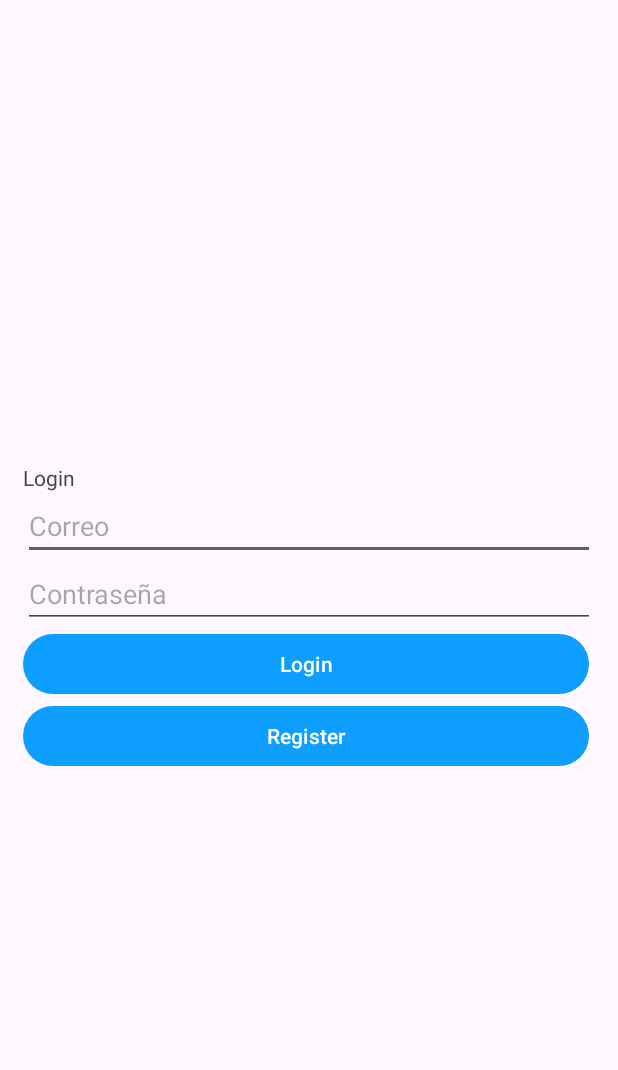
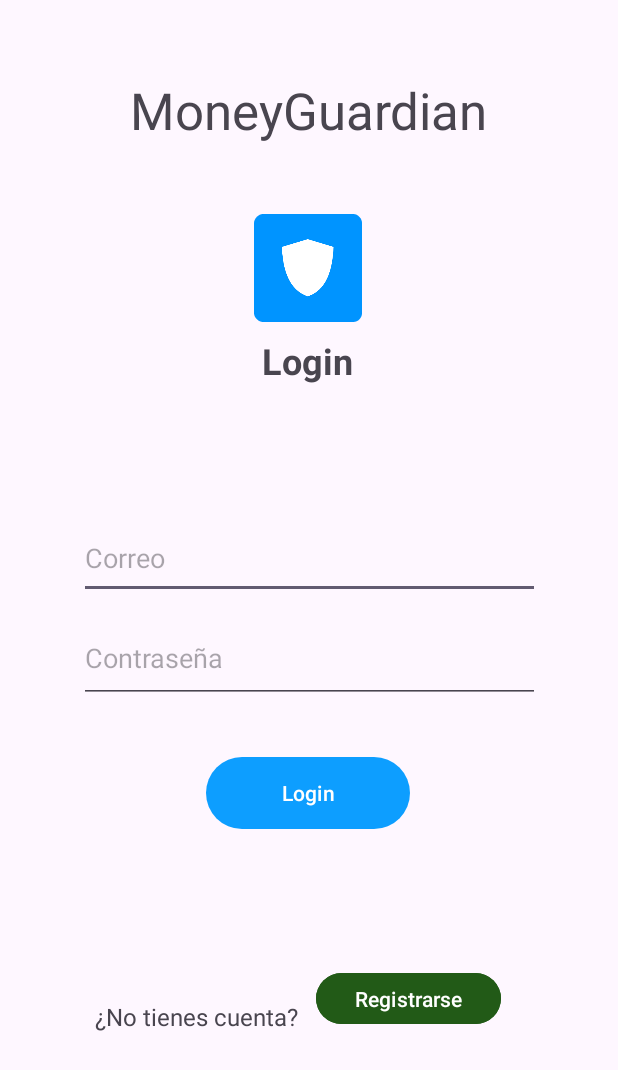
Before and after one commit to Pablo-ArgF/MoneyGuardian, an Android app: the LoginActivity screen opened directly, with no data from a screen before it, on a phone screen of 412 x 824 dp. Shown: the top 1070 px of the screen. Run offline under Robolectric (Android 15) with nearby library versions, the phone set to English and light mode, and no system bars; our stand-ins replace Firebase (no records; nobody signed in at launch, a user with empty details on screens opened directly).

Commit message:
Login/singin working with email and pswd

```diff
--- a/app/src/main/java/com/moneyguardian/SocialActivity.java
+++ b/app/src/main/java/com/moneyguardian/SocialActivity.java
@@ -28,6 +28,7 @@ public class SocialActivity extends AppCompatActivity {
         //TODO move this to main activity when changed
         auth = FirebaseAuth.getInstance();
         user = auth.getCurrentUser();
+
         if(user == null){
             //if no user -> send to login page
             Intent intent = new Intent(SocialActivity.this, LoginActivity.class);
--- a/app/src/main/java/com/moneyguardian/userAuth/LoginActivity.java
+++ b/app/src/main/java/com/moneyguardian/userAuth/LoginActivity.java
@@ -78,31 +78,33 @@ public class LoginActivity extends AppCompatActivity {
 
     private void loginUserAccount()
     {
-
-        // show the visibility of progress bar to show loading
-        progressbar.setVisibility(View.VISIBLE);
-
         // Take the value of two edit texts in Strings
         String email, password;
         email = emailTextView.getText().toString();
         password = passwordTextView.getText().toString();
+        boolean valid = true;
 
         // validations for input email and password
         if (TextUtils.isEmpty(email)) {
-            Toast.makeText(getApplicationContext(),
-                            "Please enter email!!",
-                            Toast.LENGTH_LONG)
-                    .show();
+            emailTextView.setError(getText(R.string.error_empty_mail));
+            valid = false;
+        }
+
+        if (TextUtils.isEmpty(password)) {
+            passwordTextView.setError(getText(R.string.error_password_empty));
+            valid = false;
+
+        } else if (password.length() < 6) {
+            passwordTextView.setError(getString(R.string.error_password_length));
+            valid = false;
+        }
+        if(!valid) //Errors in the fields
+        {
             return;
         }
 
-        if (TextUtils.isEmpty(password)) {
-            Toast.makeText(getApplicationContext(),
-                            "Please enter password!!",
-                            Toast.LENGTH_LONG)
-                    .show();
-            return;
-        }
+        // show the visibility of progress bar to show loading
+        progressbar.setVisibility(View.VISIBLE);
 
         // signin existing user
         mAuth.signInWithEmailAndPassword(email, password)
@@ -113,10 +115,6 @@ public class LoginActivity extends AppCompatActivity {
                                     @NonNull Task<AuthResult> task)
                             {
                                 if (task.isSuccessful()) {
-                                    Toast.makeText(getApplicationContext(),
-                                                    "Login successful!!",
-                                                    Toast.LENGTH_LONG)
-                                            .show();
 
                                     // hide the progress bar
                                     progressbar.setVisibility(View.GONE);
@@ -133,7 +131,7 @@ public class LoginActivity extends AppCompatActivity {
 
                                     // sign-in failed
                                     Toast.makeText(getApplicationContext(),
-                                                    "Login failed!!",
+                                                    getText(R.string.error_singin),
                                                     Toast.LENGTH_LONG)
                                             .show();
 
--- a/app/src/main/java/com/moneyguardian/userAuth/SignInActivity.java
+++ b/app/src/main/java/com/moneyguardian/userAuth/SignInActivity.java
@@ -78,21 +78,25 @@ public class SignInActivity  extends AppCompatActivity {
         String email, password;
         email = emailTextView.getText().toString();
         password = passwordTextView.getText().toString();
+        boolean valid = true;
 
-        // Validations for input email and password
+        // validations for input email and password
         if (TextUtils.isEmpty(email)) {
-            emailTextView.setError(getString(R.string.error_empty_mail));
+            emailTextView.setError(getText(R.string.error_empty_mail));
+            valid = false;
+        }
+
+        if (TextUtils.isEmpty(password)) {
+            passwordTextView.setError(getText(R.string.error_password_empty));
+            valid = false;
+
+        } else if (password.length() < 6) {
+            passwordTextView.setError(getString(R.string.error_password_length));
+            valid = false;
+        }
+        if(!valid) //Errors in the fields
+        {
             return;
-        }
-        if (TextUtils.isEmpty(password)) {
-           passwordTextView.setError(getString(R.string.error_password_empty));
-           return;
-        }
-        else {
-            if(password.length() < 6){ //we do not allow passwords with less than 6 chars
-                passwordTextView.setError(getString(R.string.error_password_length));
-                return;
-            }
         }
 
         // create new user or register new user
@@ -115,7 +119,7 @@ public class SignInActivity  extends AppCompatActivity {
                             // if the user created intent to login activity
                             Intent intent
                                     = new Intent(SignInActivity.this,
-                                    MainActivity.class);
+                                    SignInActivity.class);
                             startActivity(intent);
                         }
                         else {
--- a/app/src/main/res/layout/activity_login.xml
+++ b/app/src/main/res/layout/activity_login.xml
@@ -1,57 +1,129 @@
 <?xml version="1.0" encoding="utf-8"?>
-<!-- Linear Layout with vertical orientation and other properties -->
-
-<LinearLayout
-    xmlns:android="http://schemas.android.com/apk/res/android"
+<androidx.constraintlayout.widget.ConstraintLayout xmlns:android="http://schemas.android.com/apk/res/android"
     xmlns:app="http://schemas.android.com/apk/res-auto"
     xmlns:tools="http://schemas.android.com/tools"
-
     android:layout_width="match_parent"
     android:layout_height="match_parent"
-    android:gravity="center_vertical"
-    android:orientation="vertical"
-    android:padding="15dp"
     tools:context=".userAuth.LoginActivity">
 
     <!-- TextView for heading -->
-    <TextView
-        android:layout_width="wrap_content"
-        android:layout_height="wrap_content"
-        android:text="@string/login"/>
 
     <!-- Edit text for email -->
-    <EditText
-        android:id="@+id/email"
-        android:layout_width="match_parent"
-        android:layout_height="wrap_content"
-        android:hint="@string/correo" />
 
     <!-- Edit text for password -->
-    <EditText
-        android:id="@+id/password"
-        android:layout_width="match_parent"
-        android:layout_height="wrap_content"
-        android:hint="@string/contrase_a"
-        android:inputType="textPassword" />
 
     <!-- Button for Login with text "Login" -->
 
-    <!-- ProgressBar for Loading Time -->
-    <Button
-        android:id="@+id/login"
-        android:layout_width="377dp"
+    <TextView
+        android:id="@+id/loginText"
+        android:layout_width="wrap_content"
         android:layout_height="wrap_content"
-        android:text="Login" />
-
-    <Button
-        android:id="@+id/register"
-        android:layout_width="377dp"
-        android:layout_height="wrap_content"
-        android:text="Register" />
+        android:text="@string/login"
+        android:textSize="24sp"
+        android:textStyle="bold"
+        app:layout_constraintBottom_toBottomOf="parent"
+        app:layout_constraintEnd_toEndOf="parent"
+        app:layout_constraintHorizontal_bias="0.498"
+        app:layout_constraintStart_toStartOf="parent"
+        app:layout_constraintTop_toBottomOf="@+id/imageView2"
+        app:layout_constraintVertical_bias="0.016" />
 
     <ProgressBar
         android:id="@+id/progressBar"
         android:layout_width="wrap_content"
         android:layout_height="wrap_content"
-        android:visibility="gone" />
-</LinearLayout>
+        android:visibility="gone"
+        app:layout_constraintEnd_toEndOf="parent"
+        app:layout_constraintStart_toStartOf="parent"
+        app:layout_constraintTop_toBottomOf="@+id/loginText" />
+
+    <EditText
+        android:id="@+id/email"
+        android:layout_width="307dp"
+        android:layout_height="54dp"
+        android:hint="@string/correo"
+        app:layout_constraintBottom_toBottomOf="parent"
+        app:layout_constraintEnd_toEndOf="parent"
+        app:layout_constraintStart_toStartOf="parent"
+        app:layout_constraintTop_toBottomOf="@+id/loginText"
+        app:layout_constraintVertical_bias="0.173" />
+
+    <Button
+        android:id="@+id/register"
+        android:layout_width="123dp"
+        android:layout_height="42dp"
+        android:backgroundTint="#225A17"
+        android:text="@string/signin"
+        android:textColor="#FFFFFF"
+        app:iconTint="#FFFFFF"
+        app:layout_constraintBottom_toBottomOf="parent"
+        app:layout_constraintEnd_toEndOf="parent"
+        app:layout_constraintHorizontal_bias="0.729"
+        app:layout_constraintStart_toStartOf="parent"
+        app:layout_constraintTop_toTopOf="parent"
+        app:layout_constraintVertical_bias="0.824" />
+
+    <TextView
+        android:id="@+id/textView7"
+        android:layout_width="wrap_content"
+        android:layout_height="wrap_content"
+        android:layout_marginBottom="128dp"
+        android:text="¿No tienes cuenta?"
+        android:textSize="16sp"
+        app:layout_constraintBottom_toBottomOf="parent"
+        app:layout_constraintEnd_toStartOf="@+id/register"
+        app:layout_constraintHorizontal_bias="0.84"
+        app:layout_constraintStart_toStartOf="parent"
+        app:layout_constraintTop_toBottomOf="@+id/login"
+        app:layout_constraintVertical_bias="0.937" />
+
+    <Button
+        android:id="@+id/login"
+        android:layout_width="136dp"
+        android:layout_height="56dp"
+        android:layout_marginTop="32dp"
+        android:text="Login"
+        app:layout_constraintEnd_toEndOf="parent"
+        app:layout_constraintHorizontal_bias="0.498"
+        app:layout_constraintStart_toStartOf="parent"
+        app:layout_constraintTop_toBottomOf="@+id/password" />
+
+    <EditText
+        android:id="@+id/password"
+        android:layout_width="307dp"
+        android:layout_height="59dp"
+        android:hint="@string/contrase_a"
+        android:inputType="textPassword"
+        app:layout_constraintBottom_toBottomOf="parent"
+        app:layout_constraintEnd_toEndOf="parent"
+        app:layout_constraintStart_toStartOf="parent"
+        app:layout_constraintTop_toBottomOf="@+id/email"
+        app:layout_constraintVertical_bias="0.028" />
+
+
+    <TextView
+        android:id="@+id/textView6"
+        android:layout_width="wrap_content"
+        android:layout_height="48dp"
+        android:text="MoneyGuardian"
+        android:textSize="34sp"
+        app:layout_constraintBottom_toBottomOf="parent"
+        app:layout_constraintEnd_toEndOf="parent"
+        app:layout_constraintStart_toStartOf="parent"
+        app:layout_constraintTop_toTopOf="parent"
+        app:layout_constraintVertical_bias="0.065" />
+
+    <ImageView
+        android:id="@+id/imageView2"
+        android:layout_width="wrap_content"
+        android:layout_height="wrap_content"
+        android:layout_marginTop="44dp"
+        app:layout_constraintBottom_toBottomOf="parent"
+        app:layout_constraintEnd_toEndOf="parent"
+        app:layout_constraintHorizontal_bias="0.498"
+        app:layout_constraintStart_toStartOf="parent"
+        app:layout_constraintTop_toBottomOf="@+id/textView6"
+        app:layout_constraintVertical_bias="0.0"
+        app:srcCompat="@mipmap/ic_launcher" />
+
+</androidx.constraintlayout.widget.ConstraintLayout>
--- a/app/src/main/res/values/strings.xml
+++ b/app/src/main/res/values/strings.xml
@@ -31,4 +31,6 @@
     <string name="error_password_length">La contraseña ha de tener al menos 6 caracteres</string>
     <string name="singin_correcto">Cuenta creada</string>
     <string name="signin_error">Algo ha ido mal, reintentelo más tarde</string>
+    <string name="signin">Registrarse</string>
+    <string name="error_singin">Correo o contraseña incorrectos, intentelo de nuevo</string>
 </resources>
```
